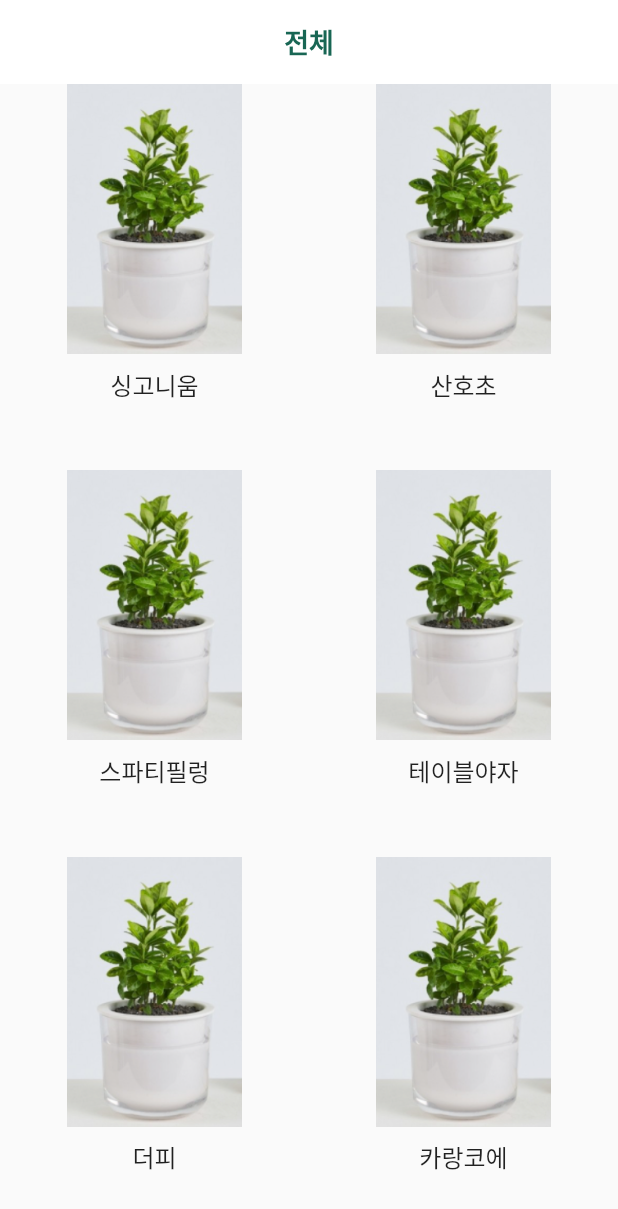
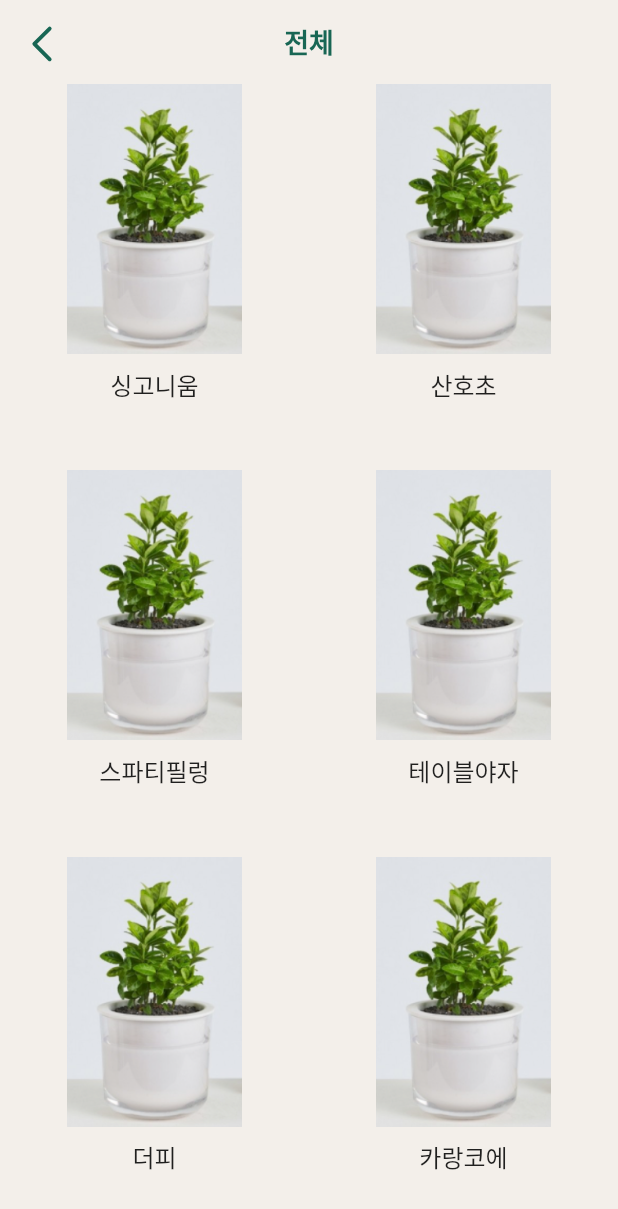
Before and after one commit to ifplant/ifplant_app, a Flutter app: the screen it shows after launch, on a phone screen of 412 x 824 dp. Shown: the top 1209 px of the screen. Run offline on Flutter 3.47's test engine with Material 2 defaults, Android fonts, the phone set to English and light mode, and no system bars; our stand-ins replace flutter_svg, get, image_picker.

Commit message:
패딩, 아이콘, 원화표시, 자간, 배경색상 조정 https://github.com/ifplant/ifplant_app/issues/12

```diff
--- a/lib/app/ui/android/select/select_plant.dart
+++ b/lib/app/ui/android/select/select_plant.dart
@@ -1,4 +1,6 @@
 import 'package:flutter/material.dart';
+import 'package:flutter_svg/flutter_svg.dart';
+import 'package:get/get.dart';
 import 'package:ifplant_app/app/data/model/home/plant_model.dart';
 import 'package:ifplant_app/app/ui/android/select/components/plant_item.dart';
 import 'package:ifplant_app/app/ui/theme/app_color.dart';
@@ -62,8 +64,19 @@ class SelectPlant extends StatelessWidget {
   Widget build(BuildContext context) {
     return Scaffold(
       appBar: AppBar(
-        iconTheme: const IconThemeData(color: primaryColor),
-        backgroundColor: Colors.white,
+        leading: InkWell(
+          onTap: () {
+            Get.back();
+          },
+          child: Padding(
+            padding: const EdgeInsets.all(12.0),
+            child: SvgPicture.asset(
+              'assets/svg/arrow_back.svg',
+              width: 24,
+              height: 24,
+            ),
+          ),
+        ),
         elevation: 0.0,
         centerTitle: true,
         title: const Text(
--- a/lib/main.dart
+++ b/lib/main.dart
@@ -2,6 +2,7 @@ import 'package:flutter/material.dart';
 import 'package:get/route_manager.dart';
 import 'package:ifplant_app/app/binding/init_binding.dart';
 import 'package:ifplant_app/app/route/app_pages.dart';
+import 'package:ifplant_app/app/ui/theme/app_color.dart';
 
 void main() {
   WidgetsFlutterBinding.ensureInitialized();
@@ -14,9 +15,12 @@ class IfPlantApp extends StatelessWidget {
   @override
   Widget build(BuildContext context) {
     return GetMaterialApp(
+      debugShowCheckedModeBanner: false,
       title: 'IfPlant App',
       theme: ThemeData(
-        primarySwatch: Colors.blue,
+        appBarTheme: const AppBarTheme(backgroundColor: backgroundColor),
+        primaryColor: backgroundColor,
+        canvasColor: backgroundColor,
       ),
       initialBinding: InitBinding(),
       initialRoute: '/',
--- a/pubspec.yaml
+++ b/pubspec.yaml
@@ -35,6 +35,7 @@ dependencies:
   image_cropper: ^1.4.1
   image_picker: ^0.8.4+3
   flutter_svg: ^0.23.0+1
+  intl: ^0.17.0
 
 
 dev_dependencies:
```
Also changed, not shown: lib/app/ui/android/select_detail/select_plant_detail.dart (+64 -17 lines), assets/svg/arrow_back.svg (added), assets/svg/arrow_less.svg (added), 2 other files.
